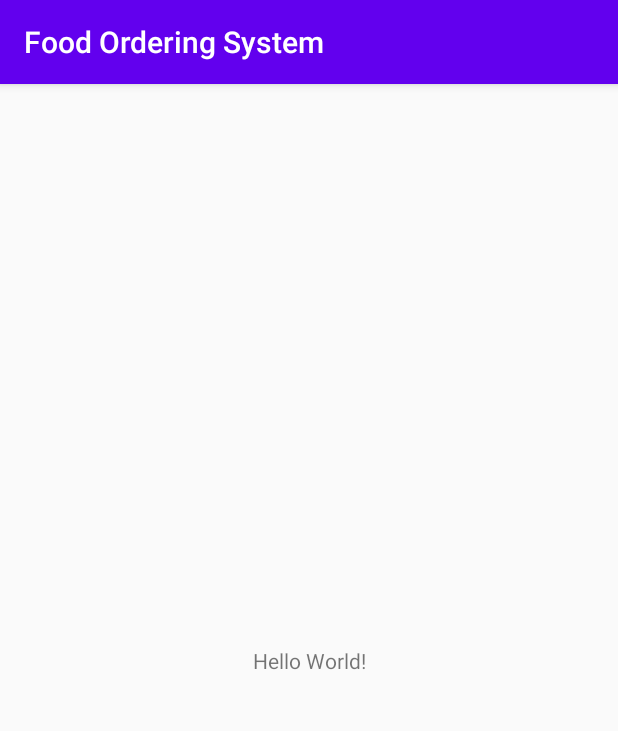
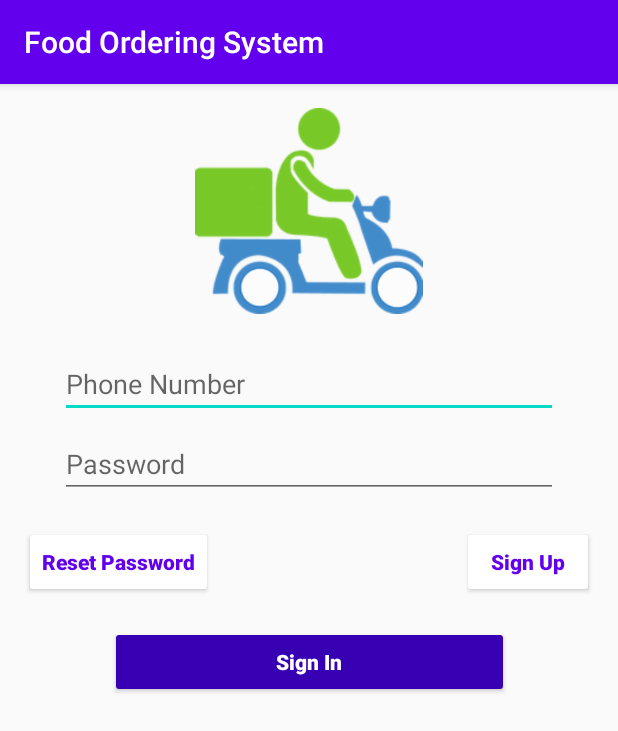
Before and after one commit to Ricky0611/FoodOrderingSystem, an Android app: the screen it shows after launch (SplashActivity before the commit, LoginActivity after it), on a phone screen of 412 x 824 dp. Shown: the top 731 px of the screen. Run offline under Robolectric (Android 15) with nearby library versions, the phone set to English and light mode, and no system bars; our stand-ins replace Volley.

Commit message:
improve Splash Screen, and implement User Login function

```diff
--- a/app/build.gradle
+++ b/app/build.gradle
@@ -30,6 +30,12 @@ dependencies {
     implementation 'androidx.core:core-ktx:1.3.2'
     implementation 'androidx.appcompat:appcompat:1.2.0'
     implementation 'androidx.constraintlayout:constraintlayout:2.0.4'
+    implementation 'com.google.android.material:material:1.3.0'
+    implementation 'androidx.annotation:annotation:1.1.0'
+    implementation 'androidx.lifecycle:lifecycle-extensions:2.2.0'
+    implementation 'com.android.volley:volley:1.2.0'
+    implementation 'androidx.fragment:fragment:1.3.2'
+    implementation 'androidx.legacy:legacy-support-v4:1.0.0'
     testImplementation 'junit:junit:4.12'
     androidTestImplementation 'androidx.test.ext:junit:1.1.2'
     androidTestImplementation 'androidx.test.espresso:espresso-core:3.3.0'
--- /dev/null
+++ b/app/src/main/java/com/example/rikki/foodorderingsystem/LoginActivity.kt
@@ -0,0 +1,11 @@
+package com.example.rikki.foodorderingsystem
+
+import android.os.Bundle
+import androidx.appcompat.app.AppCompatActivity
+
+class LoginActivity : AppCompatActivity() {
+    override fun onCreate(savedInstanceState: Bundle?) {
+        super.onCreate(savedInstanceState)
+        setContentView(R.layout.activity_login)
+    }
+}
--- /dev/null
+++ b/app/src/main/java/com/example/rikki/foodorderingsystem/LoginFragment.kt
@@ -0,0 +1,98 @@
+package com.example.rikki.foodorderingsystem
+
+import android.content.Intent
+import android.os.Bundle
+import android.util.Log
+import android.view.LayoutInflater
+import android.view.View
+import android.view.ViewGroup
+import android.widget.EditText
+import android.widget.Toast
+import androidx.fragment.app.Fragment
+import com.android.volley.Request
+import com.android.volley.Response
+import com.android.volley.toolbox.StringRequest
+import kotlinx.android.synthetic.main.fragment_login.view.*
+import org.json.JSONArray
+
+class LoginFragment : Fragment() {
+
+    private val TAG = this.javaClass.simpleName
+    private lateinit var loginView: View
+    private lateinit var phoneText: EditText
+    private lateinit var pswdText: EditText
+    private val SUCCESS = "success"
+
+    override fun onCreateView(
+        inflater: LayoutInflater,
+        container: ViewGroup?,
+        savedInstanceState: Bundle?
+    ): View? {
+        loginView = inflater.inflate(R.layout.fragment_login, container, false)
+        phoneText = loginView.username
+        pswdText = loginView.password
+        // login
+        loginView.loginBtn.setOnClickListener {
+            loginView.loading.visibility = View.VISIBLE
+            val phone = phoneText.text.toString()
+            val password = pswdText.text.toString()
+            if (checkInputs(phone, password)) {
+                login(phone, password)
+            } else {
+                loginView.loading.visibility = View.GONE
+            }
+        }
+        // register
+        loginView.regBtn.setOnClickListener {
+            //
+        }
+        // reset
+        loginView.resetBtn.setOnClickListener {
+            //
+        }
+        return loginView
+    }
+
+    private fun login(phone: String, password: String) {
+        val loginUrl = String.format(resources.getString(R.string.url_login), phone, password)
+        val loginRequest = StringRequest(
+            Request.Method.GET,
+            loginUrl,
+            Response.Listener<String> { response ->
+                Log.d(TAG, response)
+                loginView.loading.visibility = View.GONE
+                if (response.contains(SUCCESS)) {
+                    val res = JSONArray(response).getJSONObject(0)
+                    AppController.getInstance(requireActivity().applicationContext).saveUserInfo(
+                        res.getString("UserName"),
+                        password,
+                        res.getString("UserMobile"),
+                        res.getString("UserEmail"),
+                        res.getString("UserAddress")
+                    )
+                    startActivity(Intent(requireActivity(), MainActivity::class.java))
+                    requireActivity().finish()
+                } else {
+                    Toast.makeText(requireActivity(), resources.getString(R.string.login_failed), Toast.LENGTH_SHORT).show()
+                }
+            }, Response.ErrorListener { error ->
+                Log.d(TAG, error.toString())
+                loginView.loading.visibility = View.GONE
+                Toast.makeText(requireActivity(), error.message, Toast.LENGTH_SHORT).show()
+            })
+        AppController.getInstance(requireActivity().applicationContext).addToRequestQueue(loginRequest)
+    }
+
+    private fun checkInputs(mobile: String, password: String) : Boolean {
+        var result = true
+        if (mobile.isBlank()) {
+            result = false
+            phoneText.error = resources.getString(R.string.invalid_phone)
+        }
+        if (password.isBlank() || password.length < 4) {
+            result = false
+            pswdText.error = resources.getString(R.string.invalid_password)
+        }
+        return result
+    }
+}
--- a/app/src/main/java/com/example/rikki/foodorderingsystem/SplashActivity.kt
+++ b/app/src/main/java/com/example/rikki/foodorderingsystem/SplashActivity.kt
@@ -1,11 +1,19 @@
 package com.example.rikki.foodorderingsystem
 
+import android.content.Intent
+import android.os.Bundle
 import androidx.appcompat.app.AppCompatActivity
-import android.os.Bundle
+import java.util.*
+import kotlin.concurrent.schedule
 
 class SplashActivity : AppCompatActivity() {
     override fun onCreate(savedInstanceState: Bundle?) {
         super.onCreate(savedInstanceState)
         setContentView(R.layout.activity_splash)
+
+        val context = this
+        Timer(false).schedule(1000) {
+            startActivity(Intent(context, LoginActivity::class.java))
+        }
     }
 }
--- /dev/null
+++ b/app/src/main/res/layout/activity_login.xml
@@ -0,0 +1,20 @@
+<?xml version="1.0" encoding="utf-8"?>
+<androidx.constraintlayout.widget.ConstraintLayout
+    xmlns:android="http://schemas.android.com/apk/res/android"
+    xmlns:app="http://schemas.android.com/apk/res-auto"
+    xmlns:tools="http://schemas.android.com/tools"
+    android:layout_width="match_parent"
+    android:layout_height="match_parent"
+    tools:context=".LoginActivity">
+
+    <androidx.fragment.app.FragmentContainerView
+        android:id="@+id/container"
+        android:layout_width="0dp"
+        android:layout_height="0dp"
+        app:layout_constraintTop_toTopOf="parent"
+        app:layout_constraintBottom_toBottomOf="parent"
+        app:layout_constraintStart_toStartOf="parent"
+        app:layout_constraintEnd_toEndOf="parent"
+        android:name="com.example.rikki.foodorderingsystem.LoginFragment"/>
+
+</androidx.constraintlayout.widget.ConstraintLayout>
--- /dev/null
+++ b/app/src/main/res/layout/fragment_login.xml
@@ -0,0 +1,106 @@
+<?xml version="1.0" encoding="utf-8"?>
+<androidx.constraintlayout.widget.ConstraintLayout
+    xmlns:android="http://schemas.android.com/apk/res/android"
+    xmlns:app="http://schemas.android.com/apk/res-auto"
+    xmlns:tools="http://schemas.android.com/tools"
+    android:id="@+id/container"
+    android:layout_width="match_parent"
+    android:layout_height="match_parent"
+    android:paddingLeft="@dimen/fragment_horizontal_margin"
+    android:paddingTop="@dimen/fragment_vertical_margin"
+    android:paddingRight="@dimen/fragment_horizontal_margin"
+    android:paddingBottom="@dimen/fragment_vertical_margin"
+    tools:context=".LoginFragment">
+
+    <ImageView
+        android:id="@+id/image"
+        android:layout_width="0dp"
+        app:layout_constraintWidth_percent="@dimen/image_width_percent"
+        android:layout_height="wrap_content"
+        android:adjustViewBounds="true"
+        android:src="@drawable/food_delivery_icon"
+        app:layout_constraintEnd_toEndOf="parent"
+        app:layout_constraintStart_toStartOf="parent"
+        app:layout_constraintTop_toTopOf="parent"/>
+
+
+    <EditText
+        android:id="@+id/username"
+        android:layout_width="0dp"
+        android:layout_height="wrap_content"
+        android:layout_marginStart="24dp"
+        android:layout_marginTop="24dp"
+        android:layout_marginEnd="24dp"
+        android:hint="@string/prompt_phone_number"
+        android:inputType="phone"
+        android:selectAllOnFocus="true"
+        app:layout_constraintEnd_toEndOf="parent"
+        app:layout_constraintStart_toStartOf="parent"
+        app:layout_constraintTop_toBottomOf="@+id/image" />
+
+    <EditText
+        android:id="@+id/password"
+        android:layout_width="0dp"
+        android:layout_height="wrap_content"
+        android:layout_marginStart="24dp"
+        android:layout_marginTop="8dp"
+        android:layout_marginEnd="24dp"
+        android:hint="@string/prompt_password"
+        android:imeActionLabel="@string/action_sign_in"
+        android:imeOptions="actionDone"
+        android:inputType="textPassword"
+        android:selectAllOnFocus="true"
+        app:layout_constraintEnd_toEndOf="parent"
+        app:layout_constraintStart_toStartOf="parent"
+        app:layout_constraintTop_toBottomOf="@+id/username" />
+
+    <Button
+        android:id="@+id/loginBtn"
+        android:layout_width="0dp"
+        app:layout_constraintWidth_percent="@dimen/button_width_percent"
+        android:layout_height="wrap_content"
+        android:layout_gravity="center"
+        android:text="@string/action_sign_in"
+        android:theme="@style/ButtonStyle"
+        app:layout_constraintBottom_toBottomOf="parent"
+        app:layout_constraintEnd_toEndOf="parent"
+        app:layout_constraintStart_toStartOf="parent"
+        app:layout_constraintTop_toBottomOf="@+id/password"
+        app:layout_constraintVertical_bias="0.2" />
+
+    <Button
+        android:id="@+id/regBtn"
+        android:layout_width="wrap_content"
+        android:layout_height="wrap_content"
+        android:text="@string/action_sign_up"
+        android:theme="@style/NavButtonStyle"
+        app:layout_constraintBottom_toTopOf="@+id/loginBtn"
+        app:layout_constraintTop_toBottomOf="@id/password"
+        app:layout_constraintEnd_toEndOf="parent"/>
+
+    <Button
+        android:id="@+id/resetBtn"
+        android:layout_width="wrap_content"
+        android:layout_height="wrap_content"
+        android:text="@string/action_reset_password"
+        android:theme="@style/NavButtonStyle"
+        app:layout_constraintBottom_toTopOf="@+id/loginBtn"
+        app:layout_constraintTop_toBottomOf="@id/password"
+        app:layout_constraintStart_toStartOf="parent"/>
+
+    <ProgressBar
+        android:id="@+id/loading"
+        android:layout_width="wrap_content"
+        android:layout_height="wrap_content"
+        android:layout_gravity="center"
+        android:layout_marginStart="32dp"
+        android:layout_marginTop="64dp"
+        android:layout_marginEnd="32dp"
+        android:layout_marginBottom="64dp"
+        android:visibility="gone"
+        app:layout_constraintBottom_toBottomOf="parent"
+        app:layout_constraintEnd_toEndOf="@+id/password"
+        app:layout_constraintStart_toStartOf="@+id/password"
+        app:layout_constraintTop_toTopOf="parent"
+        app:layout_constraintVertical_bias="0.3" />
+</androidx.constraintlayout.widget.ConstraintLayout>
--- /dev/null
+++ b/app/src/main/res/values/dimens.xml
@@ -0,0 +1,7 @@
+<resources>
+    <dimen name="splash_header_text_size">50dp</dimen>
+    <dimen name="fragment_horizontal_margin">16dp</dimen>
+    <dimen name="fragment_vertical_margin">16dp</dimen>
+    <dimen name="image_width_percent">0.4</dimen>
+    <dimen name="button_width_percent">0.7</dimen>
+</resources>
--- a/app/src/main/res/values/strings.xml
+++ b/app/src/main/res/values/strings.xml
@@ -1,3 +1,15 @@
 <resources>
     <string name="app_name">Food Ordering System</string>
+    <!-- Urls -->
+    <string name="url_login">http://rjtmobile.com/ansari/fos/fosapp/fos_login.php?&amp;user_phone=%s&amp;user_password=%s</string>
+    <!-- Strings related to login -->
+    <string name="prompt_phone_number">Phone Number</string>
+    <string name="prompt_password">Password</string>
+    <string name="action_sign_in">Sign In</string>
+    <string name="action_sign_up">Sign Up</string>
+    <string name="action_reset_password">Reset Password</string>
+    <string name="invalid_phone">Not a valid phone number!</string>
+    <string name="invalid_password">Password must contains at least 4 characters!</string>
+    <string name="welcome">"Welcome!"</string>
+    <string name="login_failed">Login failed.</string>
 </resources>
--- a/app/src/main/res/values/styles.xml
+++ b/app/src/main/res/values/styles.xml
@@ -7,4 +7,24 @@
         <item name="colorAccent">@color/colorAccent</item>
     </style>
 
+    <style name="SplashHeaderText">
+        <item name="android:textColor">@color/colorPrimary</item>
+        <item name="android:textSize">@dimen/splash_header_text_size</item>
+        <item name="android:textAlignment">center</item>
+    </style>
+
+    <style name="ButtonStyle" parent="Widget.AppCompat.Button.Borderless.Colored">
+        <item name="colorButtonNormal">@color/colorPrimaryDark</item>
+        <item name="android:textColor">@android:color/white</item>
+        <item name="android:textStyle">bold</item>
+        <item name="textAllCaps">false</item>
+    </style>
+
+    <style name="NavButtonStyle" parent="Widget.AppCompat.Button.Borderless.Colored">
+        <item name="colorButtonNormal">@android:color/white</item>
+        <item name="android:textColor">@color/colorPrimary</item>
+        <item name="android:textStyle">bold</item>
+        <item name="textAllCaps">false</item>
+    </style>
+
 </resources>
```
Also changed, not shown: app/src/main/AndroidManifest.xml (+5 -2 lines), app/src/main/java/com/example/rikki/foodorderingsystem/AppController.kt (added, +57 -0 lines), app/src/main/res/layout/activity_splash.xml (+10 -1 lines), app/src/main/res/drawable/food_delivery_icon.png (renamed from app/src/main/res/drawable/food_deivery_icon.png).
